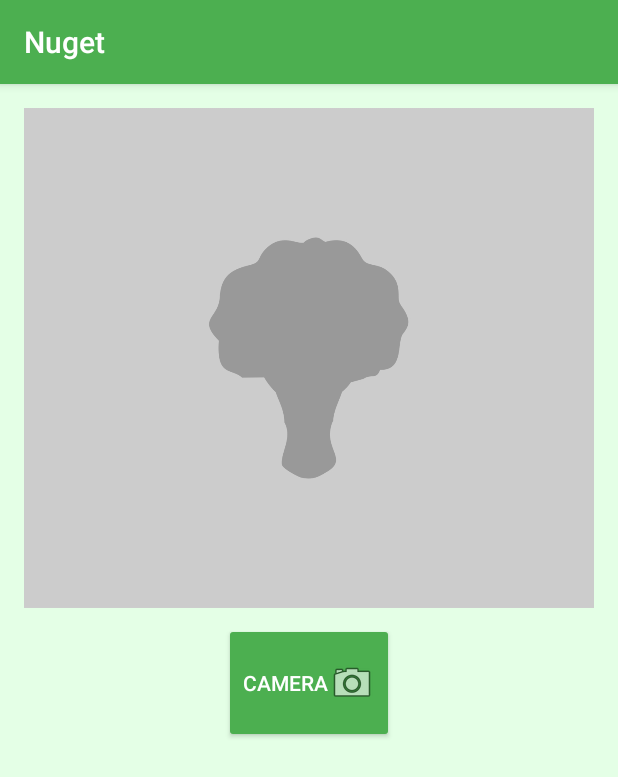
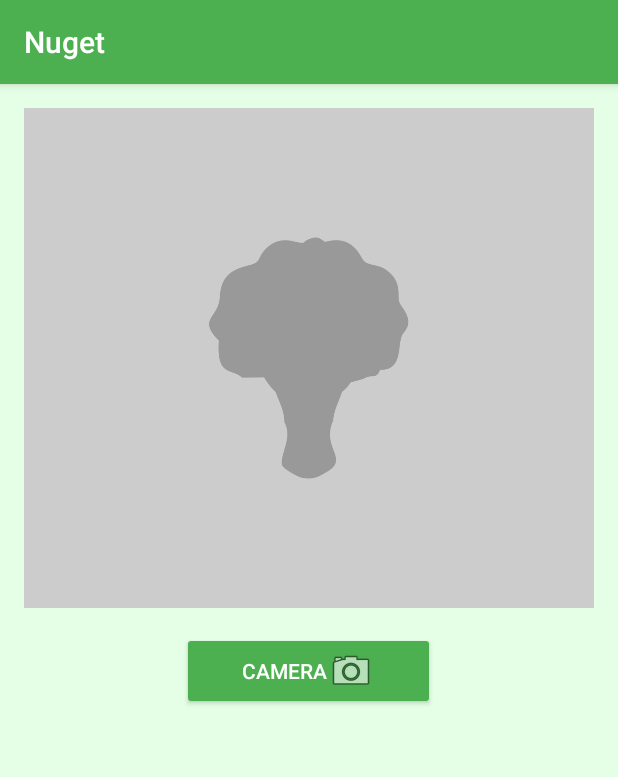
Before and after one commit to karendk/Nuget, an Android app: the CameraActivity screen opened directly, with no data from a screen before it, on a phone screen of 412 x 824 dp. Shown: the top 777 px of the screen. Run offline under Robolectric (Android 15) with nearby library versions, the phone set to English and light mode, and no system bars.

Commit message:
re design

```diff
--- a/app/src/main/java/com/makus/myapplication/CameraActivity.java
+++ b/app/src/main/java/com/makus/myapplication/CameraActivity.java
@@ -223,10 +223,11 @@ public class CameraActivity extends AppCompatActivity {
             String br=System.getProperty("line.separator");
             String hasil=
                     "<html>"+
-                        "<p style=\"text-align:justify;\">"+
+                        /*"<p style=\"text-align:justify;\">"+
                             "<b>Contoh Sayur</b>"+
                             "<br>\t"+n_sayur+
                         "</p>"+
+                        */
                         "<p style=\"text-align:justify;\">"+
                             "<b>Kandungan Gizi</b>"+
                             "<br>\t"+k_gizi+
--- a/app/src/main/res/layout/activity_camera.xml
+++ b/app/src/main/res/layout/activity_camera.xml
@@ -1,8 +1,8 @@
 <?xml version="1.0" encoding="utf-8"?>
 <ScrollView xmlns:android="http://schemas.android.com/apk/res/android"
+    xmlns:app="http://schemas.android.com/apk/res-auto"
     android:layout_width="fill_parent"
     android:layout_height="fill_parent"
-    xmlns:app="http://schemas.android.com/apk/res-auto"
     android:fillViewport="true"
     android:scrollbars="vertical"
     android:scrollbarStyle="outsideOverlay"
@@ -13,6 +13,7 @@
         android:layout_width="match_parent"
         android:layout_height="match_parent"
         android:orientation="vertical"
+        android:gravity="center"
         android:paddingBottom="@dimen/activity_vertical_margin"
         android:paddingLeft="@dimen/activity_horizontal_margin"
         android:paddingRight="@dimen/activity_horizontal_margin"
@@ -26,11 +27,11 @@
             android:scaleType="centerCrop" />
         <Button
             android:id="@+id/b_kamera"
-            android:layout_height="120px"
-            android:layout_width="match_parent"
-            android:layout_marginLeft="200px"
-            android:layout_marginRight="200px"
-            android:layout_marginTop="10dp"
+            android:layout_width="wrap_content"
+            android:layout_height="wrap_content"
+            android:paddingLeft="40dp"
+            android:paddingRight="40dp"
+            android:layout_marginTop="16dp"
             android:textColor="#fff"
             android:backgroundTint="@color/colorPrimary"
             android:drawableRight="@android:drawable/ic_menu_camera"
--- a/app/src/main/res/layout/activity_main.xml
+++ b/app/src/main/res/layout/activity_main.xml
@@ -14,9 +14,9 @@
     <Button
         android:id="@+id/b_mulai"
         android:layout_width="wrap_content"
-        android:layout_height="60dp"
-        android:paddingLeft="60dp"
-        android:paddingRight="60dp"
+        android:layout_height="wrap_content"
+        android:paddingLeft="40dp"
+        android:paddingRight="40dp"
         android:layout_centerInParent="true"
         android:textColor="#fff"
         android:backgroundTint="@color/colorPrimary"
```
